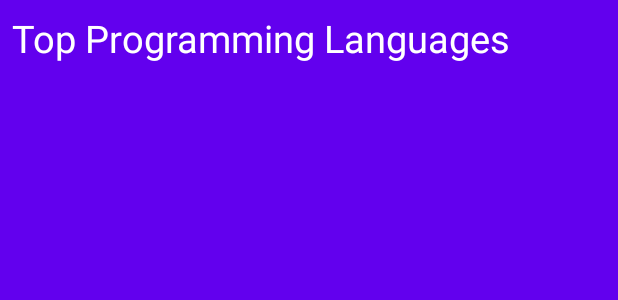
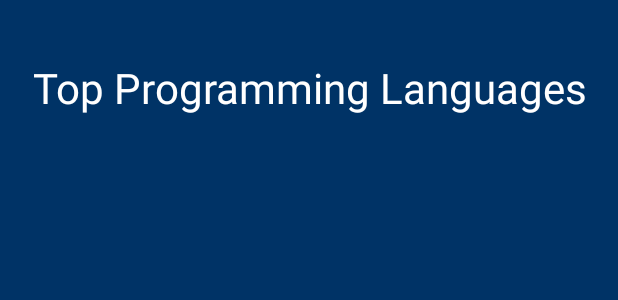
Before and after one commit to MFR414/SimpleBRVAHRecyclerView, an Android app: the layout activity_main.xml on its own in the app's theme, with its tools: preview values and no code run, on a phone screen of 412 x 824 dp. Shown: the top 300 px of the screen. Run offline under Robolectric (Android 15) with nearby library versions, the phone set to English and light mode, and no system bars.

Commit message:
Update Dataset

```diff
--- a/app/src/main/java/com/example/brvahrecyclerview/adapters/ProgramLagsAdapter.java
+++ b/app/src/main/java/com/example/brvahrecyclerview/adapters/ProgramLagsAdapter.java
@@ -27,4 +27,6 @@ public class ProgramLagsAdapter extends BaseQuickAdapter<ProgramLags, BaseViewHo
                 .placeholder(R.drawable.ic_launcher_background)
                 .into((ImageView) baseViewHolder.getView(R.id.imgIconProgram));
     }
+
+
 }
--- a/app/src/main/res/layout/activity_main.xml
+++ b/app/src/main/res/layout/activity_main.xml
@@ -5,13 +5,13 @@
     android:layout_width="match_parent"
     android:layout_height="match_parent"
     tools:context=".MainActivity"
-    android:background="@color/colorPrimary">
+    android:background="#003366">
 
 
     <androidx.recyclerview.widget.RecyclerView
         android:id="@+id/rvProgram"
-        android:layout_width="404dp"
-        android:layout_height="672dp"
+        android:layout_width="match_parent"
+        android:layout_height="652dp"
         android:layout_marginStart="8dp"
         android:layout_marginTop="8dp"
         android:layout_marginEnd="8dp"
@@ -28,13 +28,15 @@
         android:layout_height="wrap_content"
         android:text="Top Programming Languages"
         android:textColor="#FFFFFF"
-        android:textSize="25sp"
+        android:textSize="28sp"
         android:layout_marginTop="8dp"
         android:layout_marginEnd="8dp"
         android:layout_marginStart="8dp"
-        android:layout_marginBottom="8dp"
+        android:layout_marginBottom="16dp"
         app:layout_constraintEnd_toEndOf="parent"
         app:layout_constraintStart_toStartOf="parent"
-        app:layout_constraintTop_toTopOf="parent" />
+        app:layout_constraintTop_toTopOf="parent"
+        app:layout_constraintBottom_toTopOf="@+id/rvProgram"
+        android:gravity="center_horizontal"/>
 
 </androidx.constraintlayout.widget.ConstraintLayout>
```
Also changed, not shown: app/src/main/java/com/example/brvahrecyclerview/MainActivity.java (+23 -4 lines).
